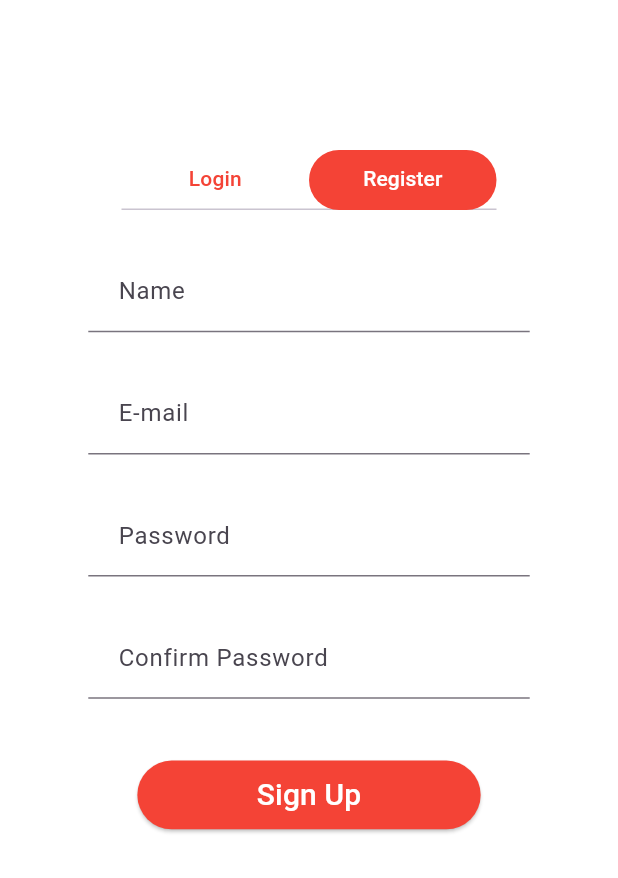
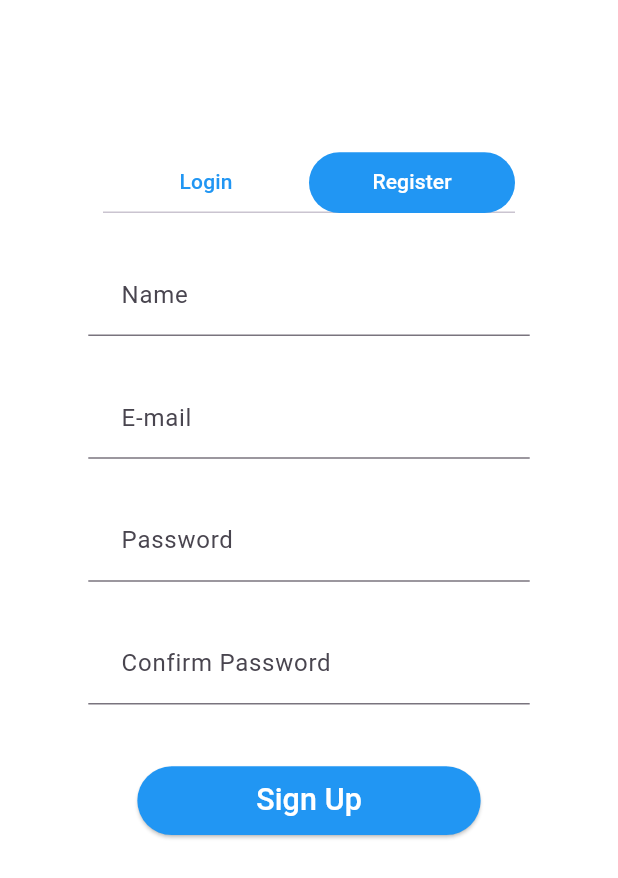
Before and after one commit to muhammadkamrannazir/The-Treending, a Flutter app: the screen it shows after launch, tab 2 chosen, on a phone screen of 412 x 824 dp. Shown: the top 878 px of the screen. Run offline on Flutter 3.47's test engine with Material 3 defaults, Android fonts, the light colour scheme and no system bars; our stand-ins replace cloud_firestore, firebase_auth, firebase_core, flutter_screenutil, fluttertoast, get; accounts and stored records are empty.

Commit message:
responsive & Clear UI

```diff
--- a/lib/Login/sign up.dart
+++ b/lib/Login/sign up.dart
@@ -3,6 +3,7 @@
 import 'package:cloud_firestore/cloud_firestore.dart';
 import 'package:firebase_auth/firebase_auth.dart';
 import 'package:flutter/material.dart';
+import 'package:flutter_screenutil/flutter_screenutil.dart';
 import 'package:fluttertoast/fluttertoast.dart';
 import 'package:get/get.dart';
 import 'package:treending/Login/sign%20in.dart';
@@ -47,7 +48,7 @@ class _Sign_UpState extends State<Sign_Up> {
       },
       textInputAction: TextInputAction.next,
       decoration: InputDecoration(
-        contentPadding: const EdgeInsets.fromLTRB(20, 15, 20, 15),
+        contentPadding: EdgeInsets.fromLTRB(20.w, 15.h, 20.w, 15.h),
         hintText: "Name",
       ),
     );
@@ -66,7 +67,7 @@ class _Sign_UpState extends State<Sign_Up> {
       },
       textInputAction: TextInputAction.next,
       decoration: InputDecoration(
-        contentPadding: const EdgeInsets.fromLTRB(20, 15, 20, 15),
+        contentPadding: EdgeInsets.fromLTRB(20.w, 15.h, 20.w, 15.h),
         hintText: "Last Name",
       ),
     );
@@ -90,7 +91,7 @@ class _Sign_UpState extends State<Sign_Up> {
       },
       textInputAction: TextInputAction.next,
       decoration: InputDecoration(
-        contentPadding: const EdgeInsets.fromLTRB(20, 15, 20, 15),
+        contentPadding: EdgeInsets.fromLTRB(20.w, 15.h, 20.w, 15.h),
         hintText: "E-mail",
       ),
     );
@@ -114,7 +115,7 @@ class _Sign_UpState extends State<Sign_Up> {
       },
       textInputAction: TextInputAction.next,
       decoration: InputDecoration(
-        contentPadding: const EdgeInsets.fromLTRB(20, 15, 20, 15),
+        contentPadding: EdgeInsets.fromLTRB(20.w, 15.h, 20.w, 15.h),
         hintText: "Password",
       ),
     );
@@ -134,7 +135,7 @@ class _Sign_UpState extends State<Sign_Up> {
       },
       textInputAction: TextInputAction.done,
       decoration: InputDecoration(
-        contentPadding: const EdgeInsets.fromLTRB(20, 15, 20, 15),
+        contentPadding: EdgeInsets.fromLTRB(20.w, 15.h, 20.w, 15.h),
         hintText: "Confirm Password",
       ),
     );
@@ -145,9 +146,9 @@ class _Sign_UpState extends State<Sign_Up> {
       width: MediaQuery.of(context).size.width / 1.8,
       child: ElevatedButton(
         style: ButtonStyle(
-          backgroundColor: WidgetStateProperty.all<Color>(Colors.red),
+          backgroundColor: WidgetStateProperty.all<Color>(Colors.blue),
           shape: WidgetStateProperty.all<RoundedRectangleBorder>(
-            RoundedRectangleBorder(borderRadius: BorderRadius.circular(30)),
+            RoundedRectangleBorder(borderRadius: BorderRadius.circular(30.r)),
           ),
         ),
         onPressed: () {
@@ -155,7 +156,7 @@ class _Sign_UpState extends State<Sign_Up> {
         },
         child: Text(
           'Sign Up',
-          style: TextStyle(color: Colors.white, fontSize: 20.0),
+          style: TextStyle(color: Colors.white, fontSize: 20.sp),
         ),
       ),
     );
@@ -244,6 +245,6 @@ class _Sign_UpState extends State<Sign_Up> {
         .doc(user.uid)
         .set(userModel.tomap());
     Fluttertoast.showToast(msg: "Account created successfully :)");
-    Get.to(() => Dashboard());
+    Get.to(() => HomeScreen());
   }
 }
--- a/lib/Login/tabs.dart
+++ b/lib/Login/tabs.dart
@@ -1,16 +1,17 @@
 // ignore_for_file: prefer_const_constructors, duplicate_ignore, file_names
 import 'package:flutter/material.dart';
+import 'package:flutter_screenutil/flutter_screenutil.dart';
 
 import 'sign in.dart';
 import 'sign up.dart';
 
-class Tabs extends StatefulWidget {
-  const Tabs({super.key});
+class AuthScreen extends StatefulWidget {
+  const AuthScreen({super.key});
   @override
-  _TabsState createState() => _TabsState();
+  _AuthScreenState createState() => _AuthScreenState();
 }
 
-class _TabsState extends State<Tabs> with SingleTickerProviderStateMixin {
+class _AuthScreenState extends State<AuthScreen> with SingleTickerProviderStateMixin {
   late TabController _tabController;
   @override
   void initState() {
@@ -26,7 +27,7 @@ class _TabsState extends State<Tabs> with SingleTickerProviderStateMixin {
         body: Container(
           decoration: BoxDecoration(color: Colors.white),
           child: Padding(
-            padding: EdgeInsets.fromLTRB(27, 50, 27, 0),
+            padding: EdgeInsets.fromLTRB(27.w, 50.h, 27.w, 0),
             child: Container(
               decoration: BoxDecoration(
                 color: Colors.white,
@@ -35,34 +36,31 @@ class _TabsState extends State<Tabs> with SingleTickerProviderStateMixin {
               child: Column(
                 crossAxisAlignment: CrossAxisAlignment.center,
                 children: [
-                  SizedBox(height: 50),
+                  SizedBox(height: 50.h),
                   Container(
-                    height: 40,
-                    width: 250,
+                    height: 40.h,
+                    width: 250.w,
                     decoration: BoxDecoration(
                       color: Colors.white,
-                      borderRadius: BorderRadius.circular(50),
+                      borderRadius: BorderRadius.circular(50.r),
                     ),
                     child: TabBar(
                       indicator: BoxDecoration(
-                        borderRadius: BorderRadius.circular(30),
-                        color: Colors.red,
+                        borderRadius: BorderRadius.circular(30.r),
+                        color: Colors.blue,
                       ),
-                      unselectedLabelColor: Colors.red,
+                      unselectedLabelColor: Colors.blue,
                       labelColor: Colors.white,
                       controller: _tabController,
                       indicatorSize: TabBarIndicatorSize.tab,
-                      indicatorColor: Colors.red,
+                      indicatorColor: Colors.blue,
                       tabs: const [Tab(text: 'Login'), Tab(text: 'Register')],
                     ),
                   ),
                   Expanded(
                     child: TabBarView(
                       controller: _tabController,
-                      children:  [
-                        Sign_In(),
-                      Sign_Up(),
-                      ],
+                      children: [Sign_In(), Sign_Up()],
                     ),
                   ),
                 ],
--- a/lib/main.dart
+++ b/lib/main.dart
@@ -1,5 +1,6 @@
 import 'package:firebase_auth/firebase_auth.dart';
 import 'package:flutter/material.dart';
+import 'package:flutter_screenutil/flutter_screenutil.dart';
 import 'package:get/get.dart';
 import 'package:firebase_core/firebase_core.dart';
 import 'package:treending/Login/dashboard.dart';
@@ -18,7 +19,10 @@ class MyApp extends StatelessWidget {
 
   @override
   Widget build(BuildContext context) {
-    return GetMaterialApp(
+    return ScreenUtilInit(
+      minTextAdapt: true,
+      designSize: const Size(375, 812),
+      builder: (context, child) => GetMaterialApp(
         debugShowCheckedModeBanner: false,
         home: Scaffold(
           // backgroundColor: Colors.black,
@@ -26,10 +30,11 @@ class MyApp extends StatelessWidget {
             stream: FirebaseAuth.instance.authStateChanges(),
             builder: (c, userSnapshot) {
               if (userSnapshot.hasData) {
-              return Dashboard();
+                return HomeScreen();
               }
-            return Tabs();
+              return AuthScreen();
             },
+          ),
         ),
       ),
     );
--- a/pubspec.yaml
+++ b/pubspec.yaml
@@ -19,6 +19,7 @@ dependencies:
   get: ^4.7.2
   cloud_firestore: ^5.6.6
   fluttertoast: ^8.2.12
+  flutter_screenutil: ^5.9.3
 
 dev_dependencies:
   flutter_test:
```
Also changed, not shown: lib/Login/dashboard.dart (+12 -11 lines), lib/Login/sign in.dart (+14 -14 lines), pubspec.lock. Lines whose indentation alone changed are shown as unchanged.
